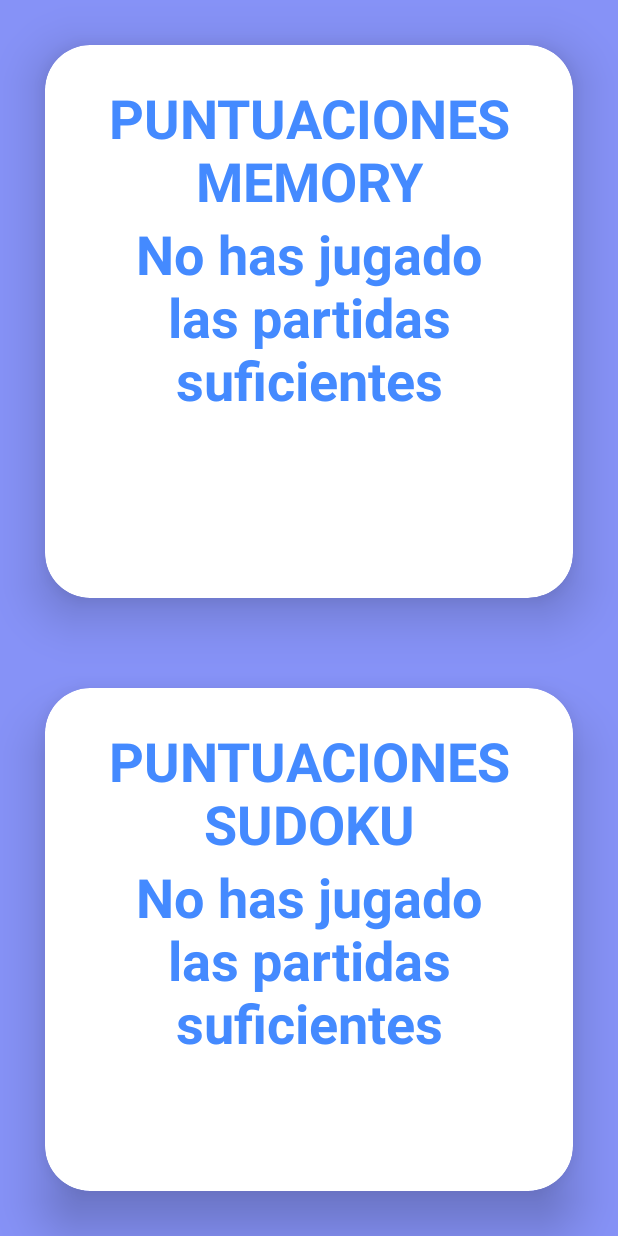
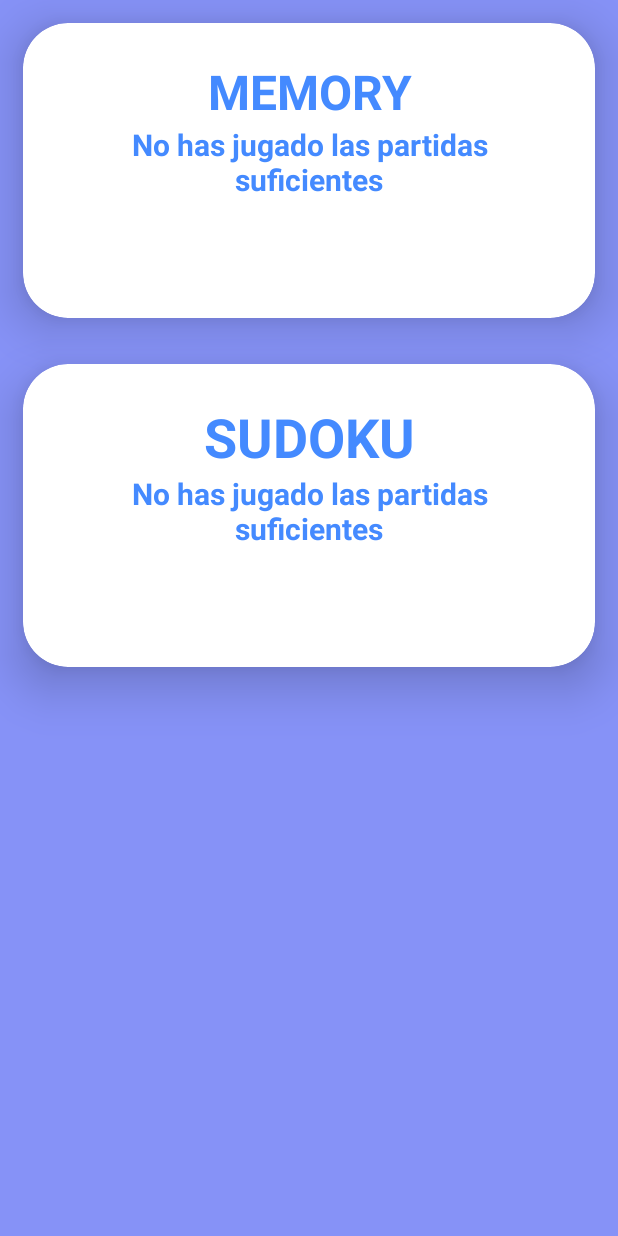
Before and after one commit to pabloacedo04/Proyecto_Final_DAM, an Android app: the Puntuaciones screen opened directly, with no data from a screen before it, on a phone screen of 412 x 824 dp. Run offline under Robolectric (Android 15) with nearby library versions, the phone set to English and light mode, and no system bars; 1 statement that could not run was skipped.

Commit message:
Ver puntuaciones problema tamaño arreglado

```diff
--- a/app/src/main/res/layout/activity_puntuaciones.xml
+++ b/app/src/main/res/layout/activity_puntuaciones.xml
@@ -10,7 +10,7 @@
         android:id="@+id/cardView1"
         android:layout_width="match_parent"
         android:layout_height="wrap_content"
-        android:layout_margin="30dp"
+        android:layout_margin="15dp"
         android:layout_alignParentTop="true"
         app:cardCornerRadius="30dp"
         app:cardElevation="20dp">
@@ -26,7 +26,7 @@
                 android:text="@string/puntuaciones_memory"
                 android:textAlignment="center"
                 android:textColor="#448AFF"
-                android:textSize="36sp"
+                android:textSize="32sp"
                 android:textStyle="bold" />
 
             <TextView
@@ -36,7 +36,7 @@
                 android:text=""
                 android:textAlignment="center"
                 android:textColor="#448AFF"
-                android:textSize="36sp"
+                android:textSize="20sp"
                 android:textStyle="bold" />
 
             <TextView
@@ -46,7 +46,7 @@
                 android:text=""
                 android:textAlignment="center"
                 android:textColor="#448AFF"
-                android:textSize="36sp"
+                android:textSize="20sp"
                 android:textStyle="bold" />
 
             <TextView
@@ -56,7 +56,7 @@
                 android:text=""
                 android:textAlignment="center"
                 android:textColor="#448AFF"
-                android:textSize="36sp"
+                android:textSize="20sp"
                 android:textStyle="bold" />
 
         </LinearLayout>
@@ -66,7 +66,7 @@
         android:id="@+id/cardView2"
         android:layout_width="match_parent"
         android:layout_height="wrap_content"
-        android:layout_margin="30dp"
+        android:layout_margin="15dp"
         android:layout_below="@id/cardView1"
         app:cardCornerRadius="30dp"
         app:cardElevation="20dp">
@@ -92,7 +92,7 @@
                 android:text=""
                 android:textAlignment="center"
                 android:textColor="#448AFF"
-                android:textSize="36sp"
+                android:textSize="20sp"
                 android:textStyle="bold" />
 
             <TextView
@@ -102,7 +102,7 @@
                 android:text=""
                 android:textAlignment="center"
                 android:textColor="#448AFF"
-                android:textSize="36sp"
+                android:textSize="20sp"
                 android:textStyle="bold" />
 
             <TextView
@@ -112,7 +112,7 @@
                 android:text=""
                 android:textAlignment="center"
                 android:textColor="#448AFF"
-                android:textSize="36sp"
+                android:textSize="20sp"
                 android:textStyle="bold" />
 
         </LinearLayout>
--- a/app/src/main/res/values/strings.xml
+++ b/app/src/main/res/values/strings.xml
@@ -13,6 +13,6 @@
     <string name="juego_1">Juego 1</string>
     <string name="memory">Memory</string>
     <string name="sudoku">Sudoku</string>
-    <string name="puntuaciones_memory">PUNTUACIONES MEMORY</string>
-    <string name="puntuaciones_sudoku">PUNTUACIONES SUDOKU</string>
+    <string name="puntuaciones_memory">MEMORY</string>
+    <string name="puntuaciones_sudoku">SUDOKU</string>
 </resources>
```
